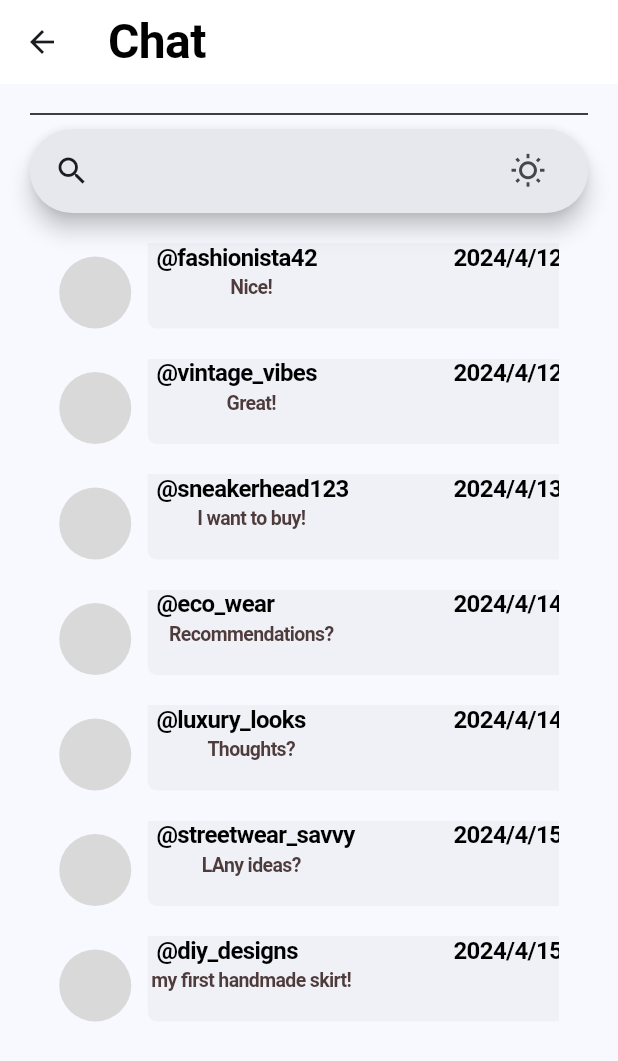
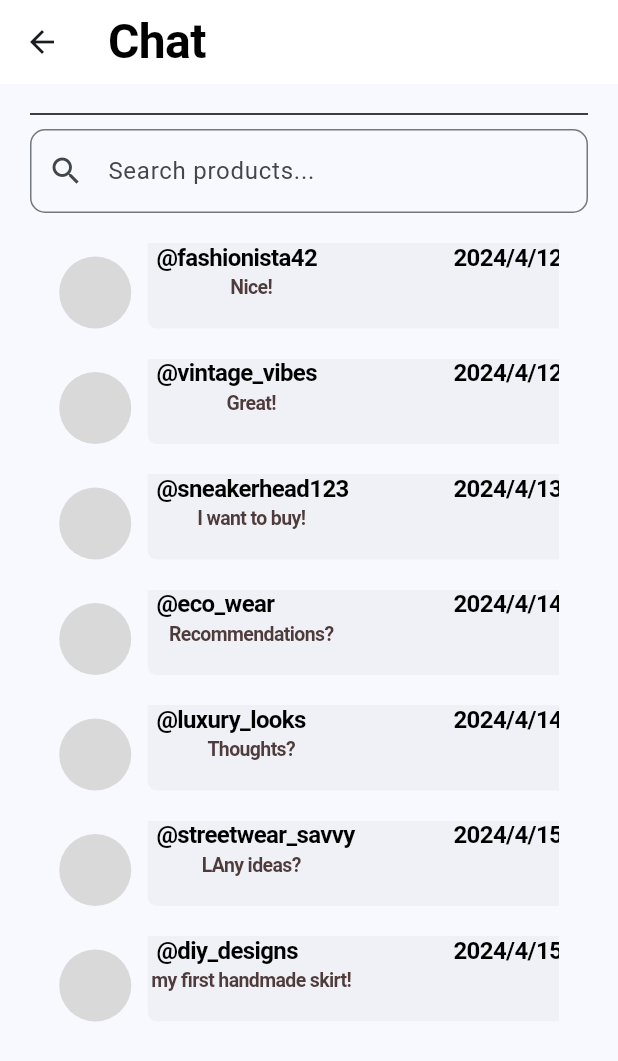
Before and after one commit to Skivap/SoftwareStudio, a Flutter app: the ChatPage screen opened directly, on a phone screen of 412 x 824 dp. Shown: the top 1061 px of the screen. Run offline on Flutter 3.47's test engine with Material 3 defaults, Android fonts, the phone set to English and light mode, and no system bars; our stand-ins replace cloud_firestore, firebase_auth, firebase_core, firebase_storage, image_picker; accounts and stored records are empty; Roboto replaces fonts that are missing (Abhaya Libre SemiBold).

Commit message:
added search function

```diff
--- a/lib/views/chat.dart
+++ b/lib/views/chat.dart
@@ -13,6 +13,7 @@ final messages = [
     ChatData(username:"@diy_designs", message:"my first handmade skirt!", date:"2024/4/15")
 ];
 class ChatPage extends StatelessWidget {
+
   const ChatPage({super.key});
 
   @override
@@ -45,7 +46,7 @@ class ChatPage extends StatelessWidget {
                   endIndent: 0,
                   color: Colors.black,
                 ),
-                Search_Bar(),
+                buildSearchBar(context, (fn) { }),
 
                 Column(
                   children:messages.asMap().entries.map((entry){
--- a/lib/views/search_page.dart
+++ b/lib/views/search_page.dart
@@ -1,9 +1,11 @@
 import 'package:flutter/material.dart';
 import 'package:prototype_ss/widgets/product_page.dart';
 
-List<String> itemList = ['One', 'Two', 'Three', 'Four','One', 'Two', 'Three'];
+String _searchQuery = '';
 
 Widget searchPage(BuildContext context) {
+  return StatefulBuilder(
+    builder: (BuildContext context, StateSetter setState) {
       return Padding(
         padding: const EdgeInsets.only(
           left: 8.0,
@@ -21,60 +23,32 @@ Widget searchPage(BuildContext context) {
               ),
             ),
             const SizedBox(height: 10.0),
-        Search_Bar(),
+            buildSearchBar(context, setState),
             const SizedBox(height: 40),
-        const Expanded(
-          child: ProductPage(),
+            Expanded(
+              child: ProductPage(searchQuery: _searchQuery),
             ),
             const SizedBox(height: 120),
           ],
         ),
       );
+    },
+  );
 }
 
-// ignore: non_constant_identifier_names
-Widget Search_Bar(){
-  return SearchAnchor(
-    builder: (BuildContext context, SearchController controller) {
-      return SearchBar(
-        controller: controller,
-        padding: const MaterialStatePropertyAll<EdgeInsets>(
-            EdgeInsets.symmetric(horizontal: 16.0)),
-        onTap: () {
-          controller.openView();
-        },
-        onChanged: (_) {
-          controller.openView();
-        },
-        leading: const Icon(Icons.search),
-        trailing: <Widget>[
-          Tooltip(
-            message: 'Change brightness mode',
-            child: IconButton(
-              // isSelected: isDark,
-              onPressed: () {
-                // setState(() {
-                //   isDark = !isDark;
-                // });
-              },
-              icon: const Icon(Icons.wb_sunny_outlined),
-              selectedIcon: const Icon(Icons.brightness_2_outlined),
+Widget buildSearchBar(BuildContext context, StateSetter setState) {
+  return TextField(
+    decoration: InputDecoration(
+      prefixIcon: Icon(Icons.search),
+      hintText: 'Search products...',
+      border: OutlineInputBorder(
+        borderRadius: BorderRadius.circular(10.0),
       ),
-          )
-        ],
-      );
-    }, suggestionsBuilder:
-            (BuildContext context, SearchController controller) {
-      return List<ListTile>.generate(5, (int index) {
-        final String item = 'item $index';
-        return ListTile(
-          title: Text(item),
-          onTap: () {
-            // setState(() {
-            //   controller.closeView(item);
-            // });
+    ),
+    onChanged: (query) {
+      setState(() {
+        _searchQuery = query;
+      });
     },
   );
-      });
-  });
 }
```
Also changed, not shown: lib/widgets/product_page.dart (+9 -3 lines). Lines whose indentation alone changed are shown as unchanged.
